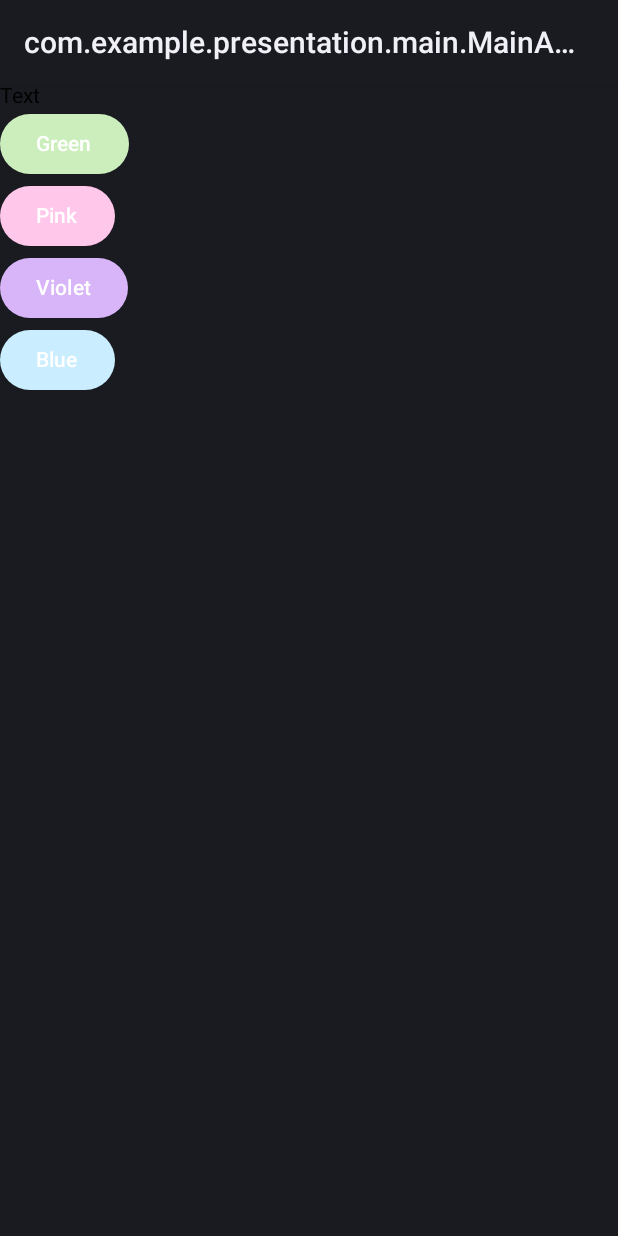
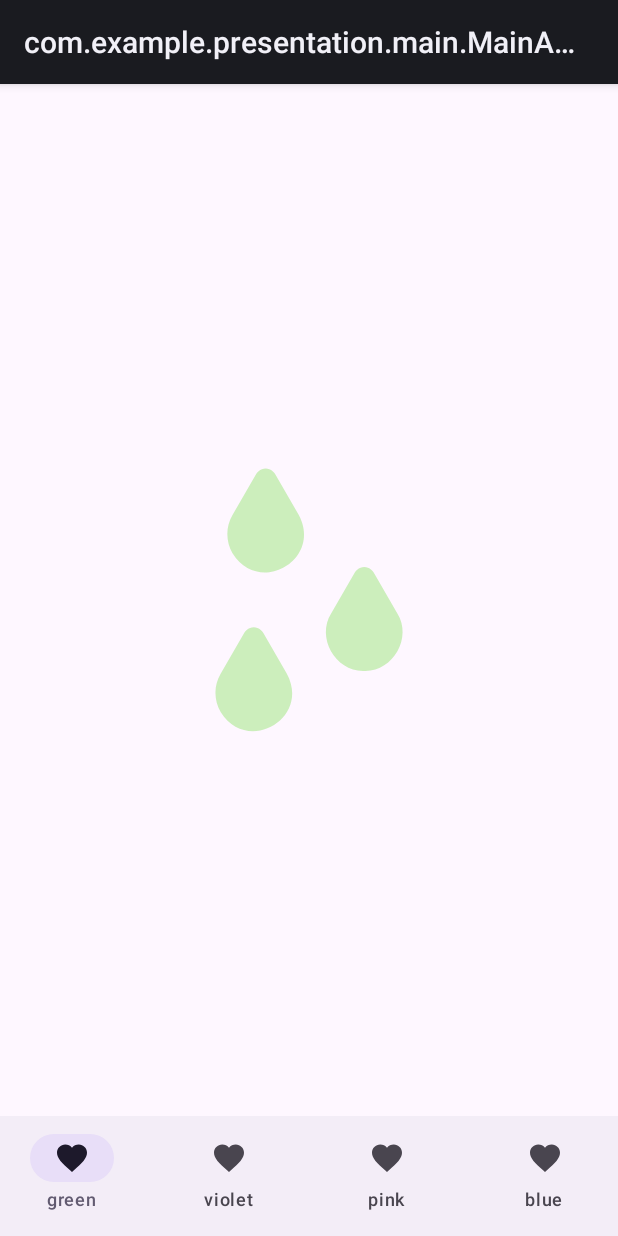
Before and after one commit to forenmis/clean-arch-template, an Android app built with Jetpack Compose: the screen it shows after launch (MainActivity), on a phone screen of 412 x 824 dp. Run offline under Robolectric (Android 15) with nearby library versions, the phone set to English and light mode, and no system bars; our stand-ins replace Dagger/Hilt's generated code; pictures from the network do not load.

Commit message:
Add bottom navigation bar

```diff
--- a/presentation/src/main/java/com/example/presentation/core/Routes.kt
+++ b/presentation/src/main/java/com/example/presentation/core/Routes.kt
@@ -1,10 +1,17 @@
 package com.example.presentation.core
 
+
 object Routes {
-    const val GREEN = "green"
-    const val VIOLET = "violet"
-    const val PINK = "pink"
-    const val BLUE = "blue"
     const val HOME = "home"
+}
 
+sealed class BottomRoute(val route: String) {
+    data object Green : BottomRoute("green")
+    data object Violet : BottomRoute("violet")
+    data object Pink : BottomRoute("pink")
+    data object Blue : BottomRoute("blue")
+
+    companion object {
+        fun all(): List<BottomRoute> = listOf(Green, Violet, Pink, Blue)
+    }
 }
--- a/presentation/src/main/java/com/example/presentation/screens/MainNavGraph.kt
+++ b/presentation/src/main/java/com/example/presentation/screens/MainNavGraph.kt
@@ -6,30 +6,12 @@ import androidx.navigation.NavHostController
 import androidx.navigation.compose.NavHost
 import androidx.navigation.compose.composable
 import com.example.presentation.core.Routes
-import com.example.presentation.screens.blue.BlueScreen
 import com.example.presentation.screens.home.HomeScreen
-import com.example.presentation.screens.pink.PinkScreen
-import com.example.presentation.screens.vilolet.VioletScreen
-import com.example.presentation.screens.yellow.GreenScreen
 
 @Composable
 fun MainNavGraph(navController: NavHostController) {
     NavHost(
         navController = navController,
         startDestination = Routes.HOME
-    ) {
-        composable(Routes.HOME) {
-            HomeScreen(
-                viewModel = hiltViewModel(),
-                onNavigateToGreen = { navController.navigate(Routes.GREEN) },
-                onNavigateToPink = { navController.navigate(Routes.PINK) },
-                onNavigateToViolet = { navController.navigate(Routes.VIOLET) },
-                onNavigateToBlue = { navController.navigate(Routes.BLUE) },
-            )
-        }
-        composable(Routes.BLUE) { BlueScreen(viewModel = hiltViewModel()) }
-        composable(Routes.GREEN) { GreenScreen(viewModel = hiltViewModel()) }
-        composable(Routes.PINK) { PinkScreen(viewModel = hiltViewModel()) }
-        composable(Routes.VIOLET) { VioletScreen(viewModel = hiltViewModel()) }
-    }
+    ) { composable(Routes.HOME) { HomeScreen(viewModel = hiltViewModel()) } }
 }
--- a/presentation/src/main/java/com/example/presentation/screens/home/HomeScreen.kt
+++ b/presentation/src/main/java/com/example/presentation/screens/home/HomeScreen.kt
@@ -1,79 +1,87 @@
 package com.example.presentation.screens.home
 
-import androidx.compose.foundation.layout.Column
-import androidx.compose.foundation.layout.fillMaxSize
-import androidx.compose.material3.Button
-import androidx.compose.material3.ButtonDefaults
+import androidx.compose.foundation.layout.padding
+import androidx.compose.material.icons.Icons
+import androidx.compose.material.icons.filled.Favorite
+import androidx.compose.material3.Icon
+import androidx.compose.material3.MaterialTheme
+import androidx.compose.material3.NavigationBar
+import androidx.compose.material3.NavigationBarItem
+import androidx.compose.material3.Scaffold
 import androidx.compose.material3.Text
 import androidx.compose.runtime.Composable
 import androidx.compose.runtime.LaunchedEffect
+import androidx.compose.runtime.getValue
 import androidx.compose.ui.Modifier
 import androidx.compose.ui.tooling.preview.Preview
-import com.example.presentation.core.Palette
+import androidx.hilt.navigation.compose.hiltViewModel
+import androidx.navigation.NavDestination.Companion.hierarchy
+import androidx.navigation.NavGraph.Companion.findStartDestination
+import androidx.navigation.compose.NavHost
+import androidx.navigation.compose.composable
+import androidx.navigation.compose.currentBackStackEntryAsState
+import androidx.navigation.compose.rememberNavController
+import com.example.presentation.core.BottomRoute
+import com.example.presentation.screens.blue.BlueScreen
+import com.example.presentation.screens.pink.PinkScreen
+import com.example.presentation.screens.vilolet.VioletScreen
+import com.example.presentation.screens.yellow.GreenScreen
 
 @Composable
 fun HomeScreen(
-    viewModel: HomeViewModel,
-    onNavigateToGreen: () -> Unit,
-    onNavigateToPink: () -> Unit,
-    onNavigateToBlue: () -> Unit,
-    onNavigateToViolet: () -> Unit,
+    viewModel: HomeViewModel
 ) {
     LaunchedEffect(Unit) {
         viewModel.load()
     }
-
-    ScreenContent(
-        onNavigateToGreen = onNavigateToGreen,
-        onNavigateToPink = onNavigateToPink,
-        onNavigateToBlue = onNavigateToBlue,
-        onNavigateToViolet = onNavigateToViolet
-    )
+    MaterialTheme {
+        ScreenContent()
+    }
 }
 
 @Composable
-private fun ScreenContent(
-    onNavigateToGreen: () -> Unit,
-    onNavigateToPink: () -> Unit,
-    onNavigateToBlue: () -> Unit,
-    onNavigateToViolet: () -> Unit,
-) {
-    Column(modifier = Modifier.fillMaxSize()) {
-        Text(text = "Text")
-        Button(
-            onClick = onNavigateToGreen,
-            colors = ButtonDefaults.buttonColors(containerColor = Palette.Green)
+private fun ScreenContent() {
+    val bottomBarNavController = rememberNavController()
+    val screenRoutes = BottomRoute.all()
+    Scaffold(bottomBar = {
+        NavigationBar {
+            val navBackStackEntry by bottomBarNavController.currentBackStackEntryAsState()
+            val currentDestination = navBackStackEntry?.destination
+            screenRoutes.forEach { screen ->
+                NavigationBarItem(
+                    icon = { Icon(Icons.Filled.Favorite, contentDescription = null) },
+                    label = { Text(screen.route) },
+                    selected = currentDestination?.hierarchy?.any { it.route == screen.route } == true,
+                    onClick = {
+                        bottomBarNavController.navigate(screen.route) {
+                            popUpTo(bottomBarNavController.graph.findStartDestination().id) {
+                                saveState = true
+                            }
+                            launchSingleTop = true
+                            restoreState = true
+                        }
+                    })
+            }
+        }
+    }) { innerPadding ->
+        NavHost(
+            bottomBarNavController,
+            startDestination = screenRoutes.first().route,
+            modifier = Modifier.padding(innerPadding)
         ) {
-            Text(text = "Green")
+            composable(BottomRoute.Blue.route) { BlueScreen(viewModel = hiltViewModel()) }
+            composable(BottomRoute.Green.route) { GreenScreen(viewModel = hiltViewModel()) }
+            composable(BottomRoute.Pink.route) { PinkScreen(viewModel = hiltViewModel()) }
+            composable(BottomRoute.Violet.route) { VioletScreen(viewModel = hiltViewModel()) }
         }
-        Button(
-            onClick = onNavigateToPink,
-            colors = ButtonDefaults.buttonColors(containerColor = Palette.Pink)
-        ) {
-            Text(text = "Pink")
-        }
-        Button(
-            onClick = onNavigateToViolet,
-            colors = ButtonDefaults.buttonColors(containerColor = Palette.Violet)
-        ) {
-            Text(text = "Violet")
-        }
-        Button(
-            onClick = onNavigateToBlue,
-            colors = ButtonDefaults.buttonColors(containerColor = Palette.Blue)
-        ) {
-            Text(text = "Blue")
-        }
+
     }
 }
 
 @Preview(showBackground = true)
 @Composable
 fun ScreenPreview() {
-        ScreenContent(
-            onNavigateToGreen = {},
-            onNavigateToViolet = {},
-            onNavigateToBlue = {},
-            onNavigateToPink = {}
-        )
+    ScreenContent(
+
+    )
 }
```
